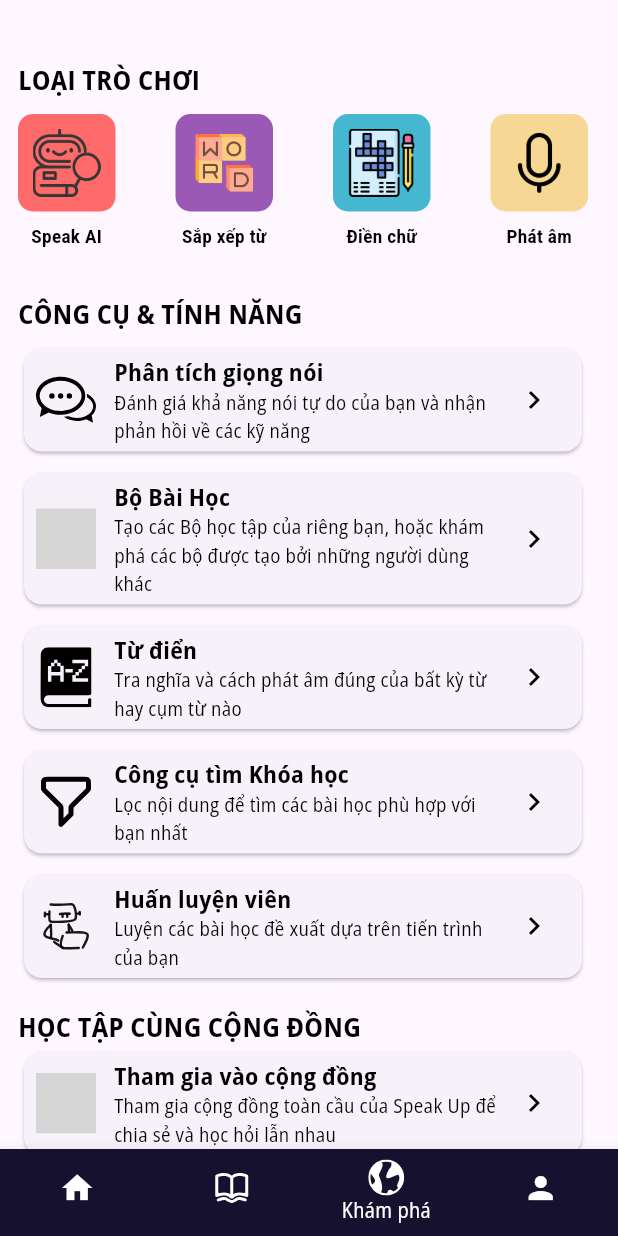
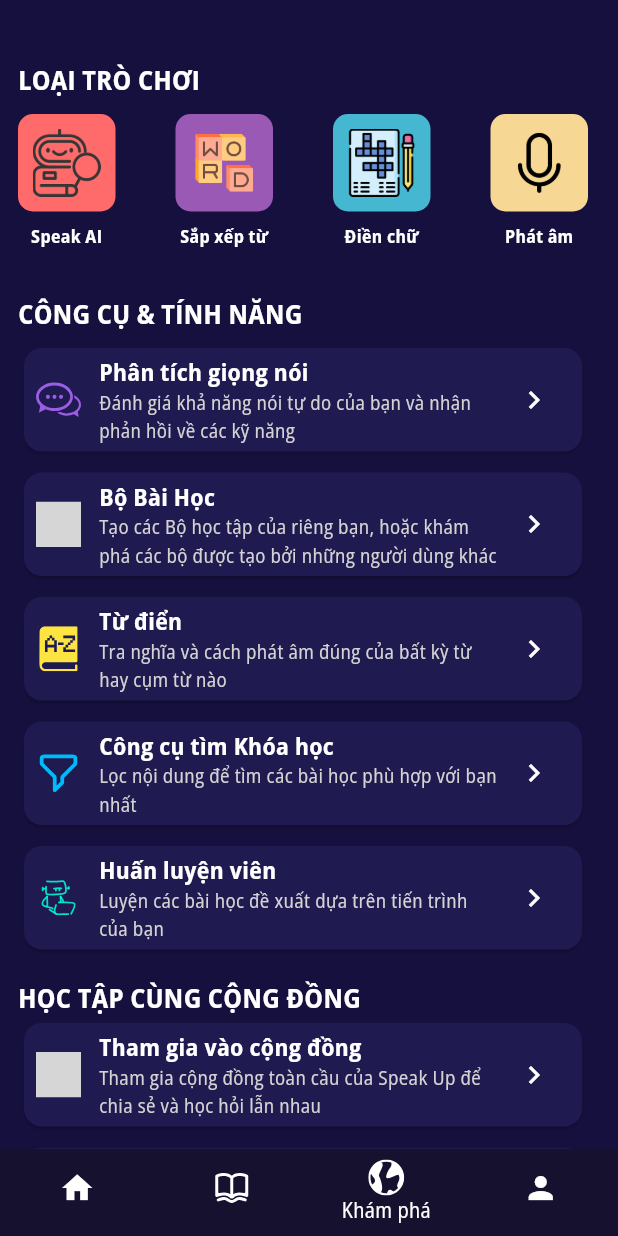
Before and after one commit to blackpum2801/speak-ai, a Flutter app: the screen it shows after launch, item 3 of the bottom bar chosen, on a phone screen of 412 x 824 dp. Run offline on Flutter 3.47's test engine with Material 3 defaults, Android fonts, the phone set to English and light mode, and no system bars; our stand-ins replace animated_splash_screen, dots_indicator, flutter_svg; grey boxes are pictures that could not be loaded.

Commit message:
feat(expect) - change backgroundColor

```diff
--- a/lib/features/expect/screens/expect_page.dart
+++ b/lib/features/expect/screens/expect_page.dart
@@ -2,6 +2,7 @@
 import 'package:speak_ai/features/expect/widgets/card_title.dart';
 import 'package:speak_ai/features/expect/widgets/type_game.dart';
 import 'package:speak_ai/util/assets.dart';
+import 'package:speak_ai/util/colors.dart';
 import 'package:speak_ai/util/custom_text.dart';
 
 class PageThreeScreen extends StatefulWidget {
@@ -49,6 +50,7 @@
   @override
   Widget build(BuildContext context) {
     return Scaffold(
+      backgroundColor: AppColors.background,
       body: SingleChildScrollView(
         child: Padding(
           padding: const EdgeInsets.only(top: 40, left: 12, right: 20),
@@ -58,6 +60,7 @@
               const CustomText(
                 text: 'LOẠI TRÒ CHƠI',
                 fontSize: 18,
+                color: Colors.white,
                 fontWeight: FontWeight.bold,
                 fontFamily: 'OpenSans',
               ),
@@ -81,12 +84,14 @@
               const CustomText(
                 text: 'CÔNG CỤ & TÍNH NĂNG',
                 fontSize: 18,
+                color: Colors.white,
                 fontWeight: FontWeight.bold,
                 fontFamily: 'OpenSans',
               ),
               const SizedBox(height: 6),
               const CardTitleExpect(
                 iconPath: AppAssets.voice,
+                iconColor: Color(0xFF9b5de5),
                 title: 'Phân tích giọng nói',
                 subtitle:
                     'Đánh giá khả năng nói tự do của bạn và nhận phản hồi về các kỹ năng',
@@ -94,6 +99,7 @@
               const SizedBox(height: 6),
               const CardTitleExpect(
                 iconPath: AppAssets.todolist,
+                iconColor: Color(0xFFf15bb5),
                 title: 'Bộ Bài Học',
                 subtitle:
                     'Tạo các Bộ học tập của riêng bạn, hoặc khám phá các bộ được tạo bởi những người dùng khác',
@@ -101,6 +107,7 @@
               const SizedBox(height: 6),
               const CardTitleExpect(
                 iconPath: AppAssets.dictionary,
+                iconColor: Color(0xFFfee440),
                 title: 'Từ điển',
                 subtitle:
                     'Tra nghĩa và cách phát âm đúng của bất kỳ từ hay cụm từ nào',
@@ -108,6 +115,7 @@
               const SizedBox(height: 6),
               const CardTitleExpect(
                 iconPath: AppAssets.filter,
+                iconColor: Color(0xFF00bbf9),
                 title: 'Công cụ tìm Khóa học',
                 subtitle:
                     'Lọc nội dung để tìm các bài học phù hợp với bạn nhất',
@@ -115,6 +123,7 @@
               const SizedBox(height: 6),
               const CardTitleExpect(
                 iconPath: AppAssets.coachAi,
+                iconColor: Color(0xFF00f5d4),
                 title: 'Huấn luyện viên',
                 subtitle:
                     'Luyện các bài học đề xuất dựa trên tiến trình của bạn',
@@ -123,11 +132,13 @@
               const CustomText(
                 text: 'HỌC TẬP CÙNG CỘNG ĐỒNG',
                 fontSize: 18,
+                color: Colors.white,
                 fontWeight: FontWeight.bold,
                 fontFamily: 'OpenSans',
               ),
               const CardTitleExpect(
                 iconPath: AppAssets.community,
+                iconColor: Color(0xFFf6f4d2),
                 title: 'Tham gia vào cộng đồng',
                 subtitle:
                     'Tham gia cộng đồng toàn cầu của Speak Up để chia sẻ và học hỏi lẫn nhau',
@@ -135,6 +146,7 @@
               const SizedBox(height: 6),
               const CardTitleExpect(
                 iconPath: AppAssets.news,
+                iconColor: Color(0xFFf19c79),
                 title: 'Trang tin cộng đồng',
                 subtitle:
                     'Đọc những cập nhật mới nhất từ cộng đồng toàn cầu của chúng tôi',
--- a/lib/features/expect/widgets/card_title.dart
+++ b/lib/features/expect/widgets/card_title.dart
@@ -1,14 +1,18 @@
 import 'package:flutter/material.dart';
+import 'package:speak_ai/util/colors.dart';
 import 'package:speak_ai/util/custom_text.dart';
 import 'package:flutter_svg/flutter_svg.dart';
 
 class CardTitleExpect extends StatelessWidget {
   final String iconPath;
+  final Color iconColor;
+
   final String title;
   final String subtitle;
   const CardTitleExpect({
     super.key,
     required this.iconPath,
+    required this.iconColor,
     required this.title,
     required this.subtitle,
   });
@@ -18,22 +22,19 @@
     return InkWell(
       onTap: () {},
       child: Card(
+        color: AppColors.secondBackground,
         child: Padding(
           padding: const EdgeInsets.symmetric(horizontal: 8.0, vertical: 4.0),
           child: Row(
             children: [
-              /// Icon SVG bên trái (leading)
               SvgPicture.asset(
                 iconPath,
-                width: 40,
-                height: 40,
+                width: 30,
+                height: 30,
+                colorFilter: ColorFilter.mode(iconColor, BlendMode.srcIn),
                 fit: BoxFit.cover,
               ),
-
-              /// Khoảng cách giữa icon và text
               const SizedBox(width: 12),
-
-              /// Phần chứa title và subtitle chiếm nhiều diện tích hơn
               Expanded(
                 child: Column(
                   crossAxisAlignment: CrossAxisAlignment.start,
@@ -41,25 +42,25 @@
                     CustomText(
                       text: title,
                       fontSize: 16,
+                      color: Colors.white,
                       fontFamily: 'OpenSans',
                       fontWeight: FontWeight.w600,
                     ),
                     CustomText(
                       text: subtitle,
                       fontSize: 13,
+                      color: const Color.fromARGB(255, 212, 210, 210),
                       fontFamily: 'OpenSans',
                       fontWeight: FontWeight.w400,
                     ),
                   ],
                 ),
               ),
-
-              /// Icon mũi tên bên phải (trailing)
               IconButton(
                 onPressed: () {},
                 icon: const Icon(
                   Icons.keyboard_arrow_right_outlined,
-                  color: Colors.black,
+                  color: Colors.white,
                 ),
               ),
             ],
--- a/lib/features/expect/widgets/type_game.dart
+++ b/lib/features/expect/widgets/type_game.dart
@@ -43,14 +43,15 @@
                 ),
               ),
               const SizedBox(height: 8),
-              Container(
+              SizedBox(
                 width: size,
                 child: Text(
                   title,
                   style: const TextStyle(
                     fontSize: 12,
                     fontWeight: FontWeight.bold,
-                    color: Colors.black,
+                    color: Colors.white,
+                    fontFamily: 'OpenSans',
                   ),
                   overflow: TextOverflow.ellipsis,
                   textAlign: TextAlign.center,
--- a/lib/features/learn/screens/page_two_screen.dart
+++ b/lib/features/learn/screens/page_two_screen.dart
@@ -17,7 +17,13 @@
 
 class _PageTwoScreenState extends State<PageTwoScreen> {
   int _currentPage = 0;
-  final PageController _pageController = PageController(viewportFraction: 0.85);
+  late PageController _pageController;
+  @override
+  void initState() {
+    super.initState();
+    _pageController = PageController(viewportFraction: 0.85);
+  }
+
   final List<Map<String, String>> categories = [
     {
       'title': 'Bài học',
@@ -182,7 +188,7 @@
                   const SizedBox(height: 10),
                   CustomCard(
                     onTap: () {
-                      print("Clicked Tiếng Anh");
+                      debugPrint("Clicked Tiếng Anh");
                     },
                     svgPath: AppAssets.hanhtinh1,
                     title: 'Tiếng Anh',
@@ -202,7 +208,7 @@
                       const Spacer(),
                       InkWell(
                         onTap: () {
-                          print("Clicked Xem tất cả");
+                          debugPrint("Clicked Xem tất cả");
                         },
                         child: const CustomText(
                           text: "Xem tất cả",
@@ -244,7 +250,7 @@
                         likes: data['likes'],
                         backgroundColor: data['backgroundColor'],
                         onTap: () {
-                          print("Clicked ${data['title']}");
+                          debugPrint("Clicked ${data['title']}");
                         },
                       ),
                     );
```
